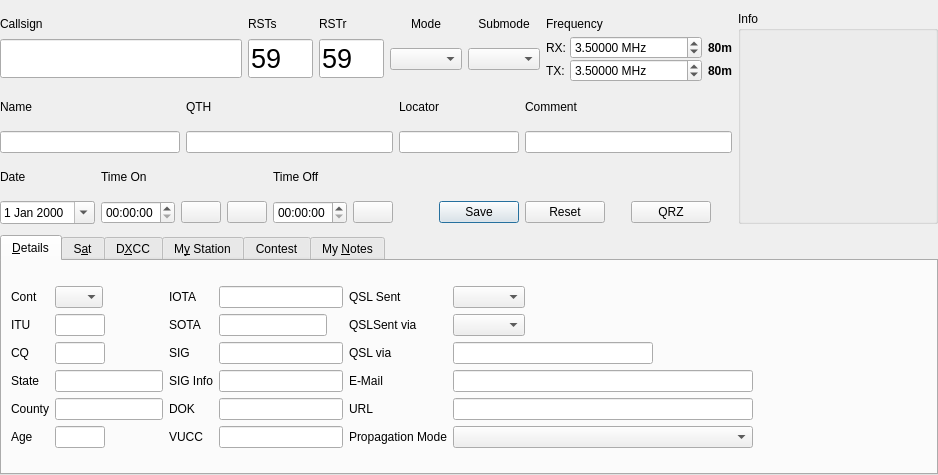
Before: the Qt Designer form ui/NewContactWidget.ui in k5mcd/QLog, drawn with Qt 5.
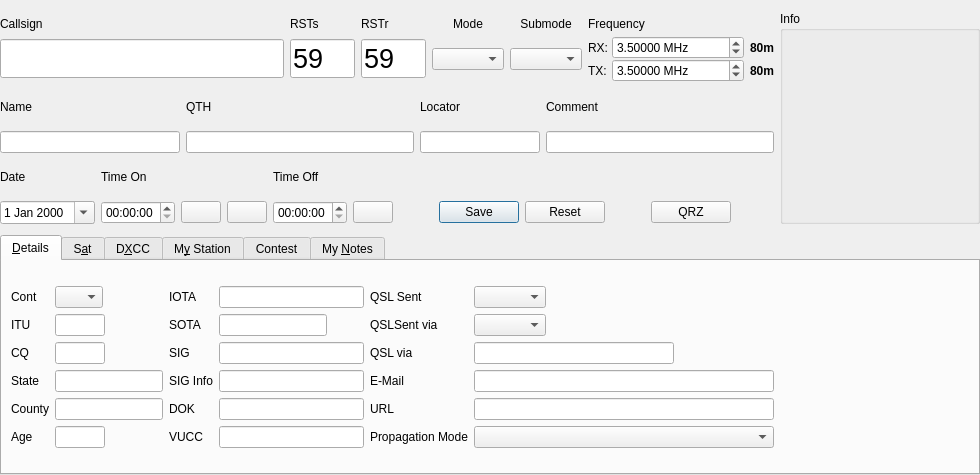
After: the same form once the commit is applied. Icons and pictures are not drawn. Custom widgets are drawn as their Qt base class.

Commit message: NewQSO - Manually edited Date & Time (issue #66)

Patch:
```diff
--- a/ui/NewContactWidget.ui
+++ b/ui/NewContactWidget.ui
@@ -6,7 +6,7 @@
    <rect>
     <x>0</x>
     <y>0</y>
-    <width>938</width>
+    <width>980</width>
     <height>475</height>
    </rect>
   </property>
```
Left out of the diff: 80 changed lines with no effect on the pictures.
